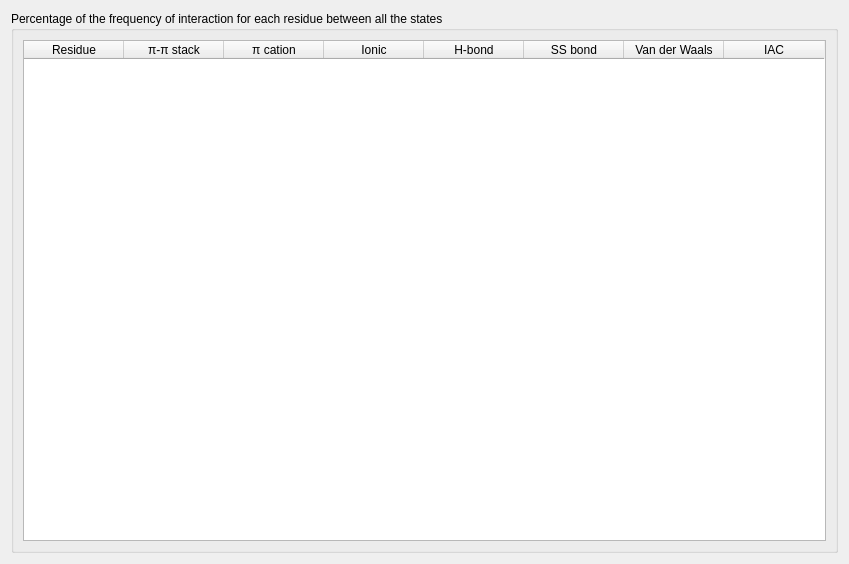
Qt form GUIs/frequency.ui (BioComputingUP/ring-pymol) before a commit.
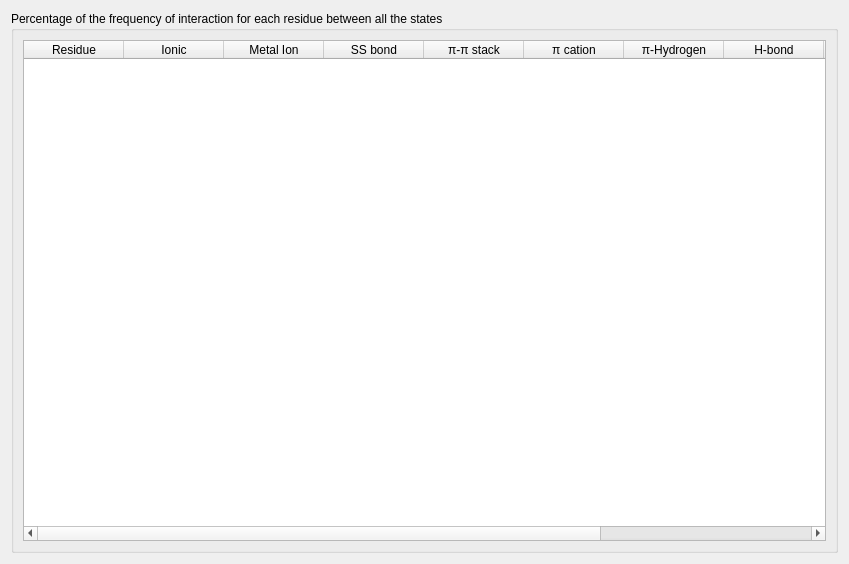
The same form after that commit.

Patch:
```diff
--- a/GUIs/frequency.ui
+++ b/GUIs/frequency.ui
@@ -69,6 +69,21 @@
           <string>Residue</string>
          </property>
         </column>
+        <column>
+         <property name="text">
+          <string>Ionic</string>
+         </property>
+        </column>
+        <column>
+         <property name="text">
+          <string>Metal Ion</string>
+         </property>
+        </column>
+        <column>
+         <property name="text">
+          <string>SS bond</string>
+         </property>
+        </column>
         <column>
          <property name="text">
           <string>π-π stack</string>
@@ -81,7 +96,7 @@
         </column>
         <column>
          <property name="text">
-          <string>Ionic</string>
+          <string>π-Hydrogen</string>
          </property>
         </column>
         <column>
@@ -91,7 +106,7 @@
         </column>
         <column>
          <property name="text">
-          <string>SS bond</string>
+          <string>Halogen</string>
          </property>
         </column>
         <column>
```
